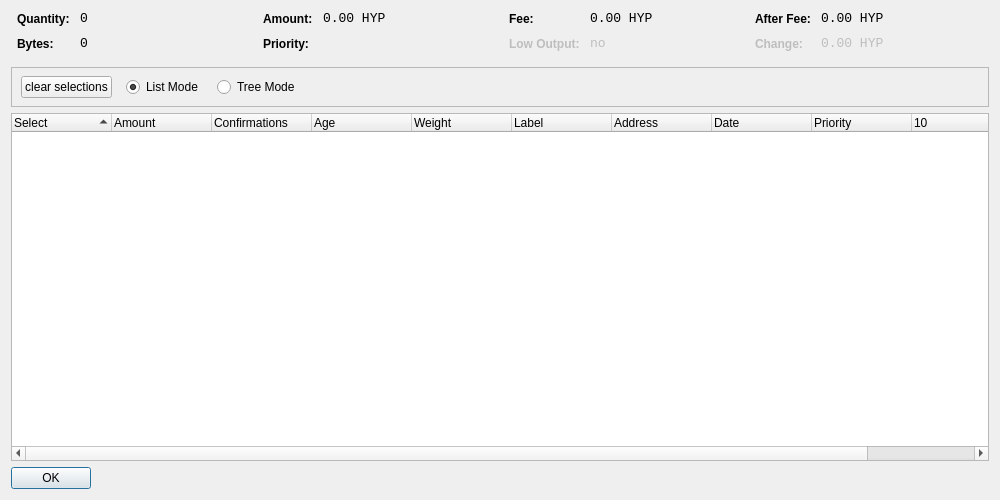
Above: src/qt/forms/coincontroldialog.ui from davidlatapie/HyperStake before the change. Below: the same form after it.
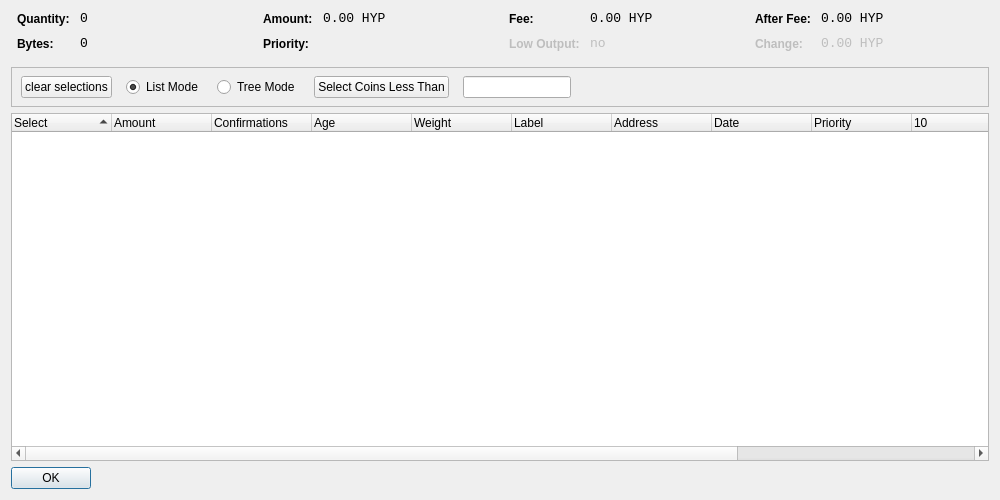
That is the form after the change. Custom widgets are drawn as their Qt base class.

Commit message: Coin Control Select Blocks Less Than X

Patch:
```diff
--- a/src/qt/forms/coincontroldialog.ui
+++ b/src/qt/forms/coincontroldialog.ui
@@ -382,7 +382,7 @@
         <height>41</height>
        </rect>
       </property>
-      <layout class="QHBoxLayout" name="horizontalLayoutPanel" stretch="0,0,0,0">
+      <layout class="QHBoxLayout" name="horizontalLayoutPanel" stretch="0,0,0,0,0,0">
        <property name="spacing">
         <number>14</number>
        </property>
@@ -428,6 +428,32 @@
          </property>
         </widget>
        </item>
+       <item>
+        <widget class="QPushButton" name="pushButtonCustomCC">
+         <property name="text">
+          <string>Select Coins Less Than</string>
+         </property>
+        </widget>
+       </item>
+       <item>
+        <widget class="QLineEdit" name="lineEditCustomCC">
+         <property name="enabled">
+          <bool>true</bool>
+         </property>
+         <property name="sizePolicy">
+          <sizepolicy hsizetype="Fixed" vsizetype="Fixed">
+           <horstretch>0</horstretch>
+           <verstretch>0</verstretch>
+          </sizepolicy>
+         </property>
+         <property name="baseSize">
+          <size>
+           <width>50</width>
+           <height>0</height>
+          </size>
+         </property>
+        </widget>
+       </item>
        <item>
         <spacer name="horizontalSpacer">
          <property name="orientation">
@@ -454,7 +480,7 @@
       <bool>false</bool>
      </property>
      <property name="columnCount">
-      <number>11</number>
+      <number>13</number>
      </property>
      <attribute name="headerShowSortIndicator" stdset="0">
       <bool>true</bool>
@@ -472,8 +498,7 @@
        <string>Amount</string>
       </property>
      </column>
-     
-	 <column>
+     <column>
       <property name="text">
        <string>Confirmations</string>
       </property>
@@ -481,39 +506,31 @@
        <string>Confirmed</string>
       </property>
      </column>
-	 
-	 <column>
+     <column>
       <property name="text">
        <string>Age</string>
       </property>
      </column>
-	 
-	 
-	 <column>
+     <column>
       <property name="text">
        <string>Weight</string>
       </property>
      </column>
-	 
-	 <column>
+     <column>
       <property name="text">
        <string>Label</string>
       </property>
      </column>
-	 
      <column>
       <property name="text">
        <string>Address</string>
       </property>
      </column>
-	 
      <column>
       <property name="text">
        <string>Date</string>
       </property>
      </column>
-	 
-     
      <column>
       <property name="text">
        <string>Priority</string>
```
The commit also changes 2 other files.
